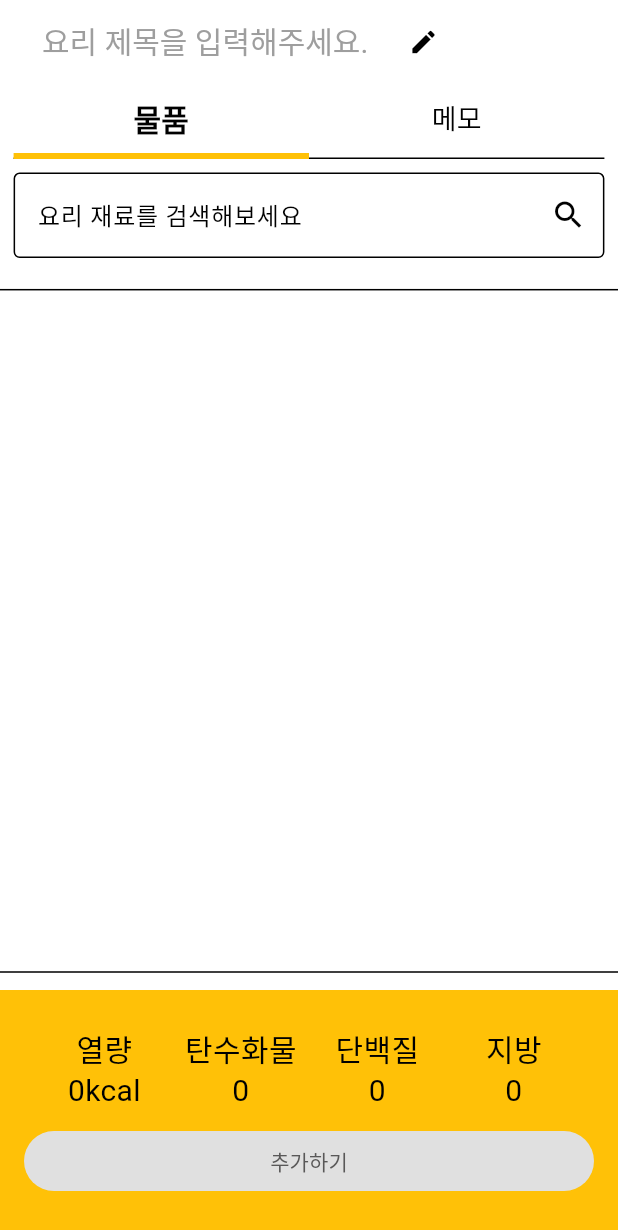
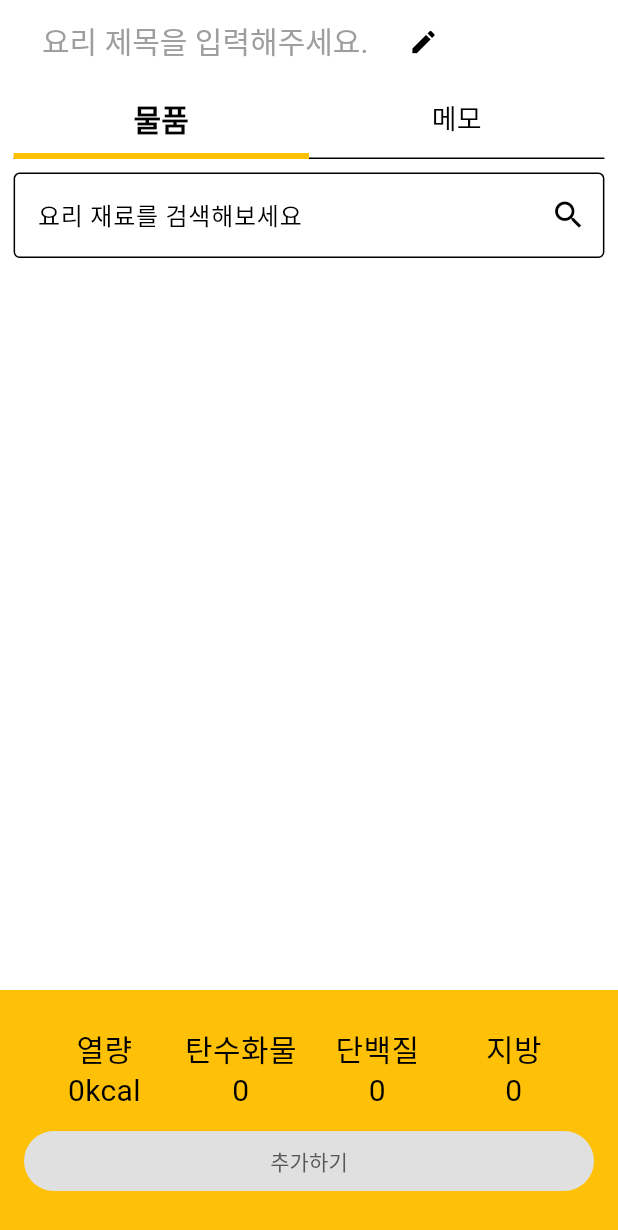
Before and after one commit to Mango-Fridge/Frontend, a Flutter app: the AddCookView screen opened by its route, on a phone screen of 412 x 824 dp. Shown: the top 1230 px of the screen. Run offline on Flutter 3.47's test engine with Material 3 defaults, Android fonts, the phone set to English and light mode, and no system bars; our stand-ins replace custom_sliding_segmented_control, dio, dropdown_button2, flutter_dotenv, flutter_riverpod, fluttertoast and 9 more; missing offline and left inert: kakao_flutter_sdk; accounts and stored records are empty; generated files the repository leaves out were written again; Roboto replaces fonts that are missing (Mainfonts).

Commit message:
[Task]: Cook - Add - Divider() 제거 #168
검색 필드에서 구분선을 제거함

```diff
--- a/lib/view/cook/widget/add_cook_view.dart
+++ b/lib/view/cook/widget/add_cook_view.dart
@@ -333,7 +333,7 @@ class _AddCookViewState extends ConsumerState<AddCookView> {
       margin: const EdgeInsets.symmetric(vertical: 4),
       child: Column(
         children: <Widget>[
-          const Divider(),
+          // const Divider(),
           Expanded(
             child: ListView.builder(
               itemCount: itemList?.length ?? 0,
@@ -372,7 +372,7 @@ class _AddCookViewState extends ConsumerState<AddCookView> {
               },
             ),
           ),
-          const Divider(),
+          // const Divider(),
         ],
       ),
     );
```
